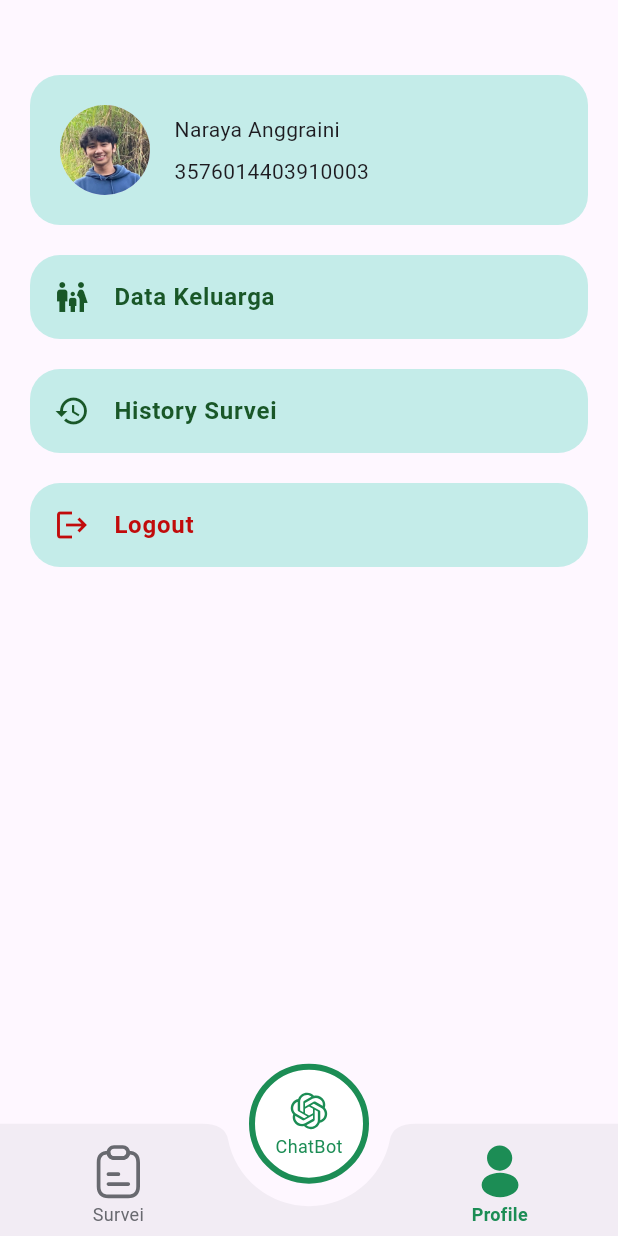
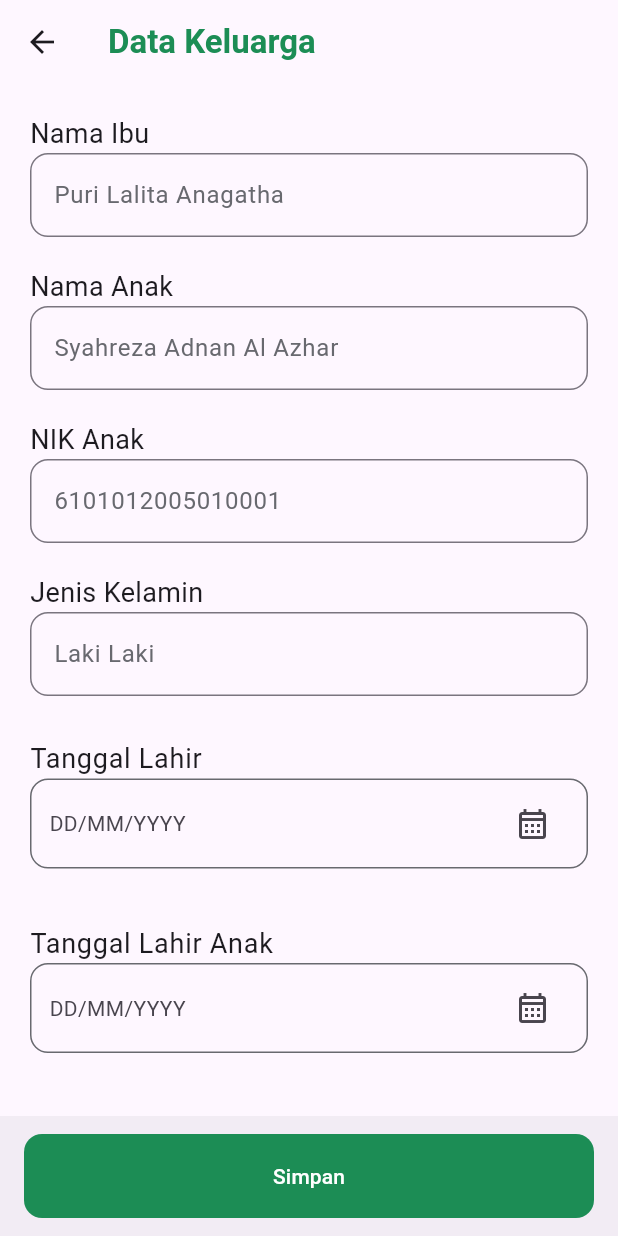
Before and after one commit to GovHackathon/gov_flutter, a Flutter app: the screen it shows after launch, after a tap on "Profile", after a tap on "Data Keluarga", on a phone screen of 412 x 824 dp. Run offline on Flutter 3.47's test engine with Material 3 defaults, Android fonts, the phone set to English and light mode, and no system bars; our stand-ins replace flutter_svg.

Commit message:
feat: family data view

```diff
--- /dev/null
+++ b/lib/core/components/primary_date_picker.dart
@@ -0,0 +1,45 @@
+import 'package:flutter/material.dart';
+
+class PrimaryDatePicker extends StatelessWidget {
+  const PrimaryDatePicker({
+    super.key,
+    required this.title,
+  });
+
+  final String title;
+  @override
+  Widget build(BuildContext context) {
+    return ListTile(
+      contentPadding: EdgeInsets.zero,
+      title: Text(
+        title,
+        style: const TextStyle(fontSize: 18),
+      ),
+      subtitle: Container(
+        width: double.infinity,
+        height: 60,
+        padding: const EdgeInsets.only(left: 12, right: 12),
+        alignment: Alignment.centerLeft,
+        decoration: BoxDecoration(
+          borderRadius: BorderRadius.circular(12),
+          border: Border.all(color: const Color(0xff68696F)),
+        ),
+        child: Row(
+          mainAxisAlignment: MainAxisAlignment.spaceBetween,
+          children: [
+            const Text("DD/MM/YYYY"),
+            IconButton(
+              onPressed: () => showDatePicker(
+                context: context,
+                initialDate: DateTime.now(),
+                firstDate: DateTime(1900),
+                lastDate: DateTime(2025),
+              ),
+              icon: const Icon(Icons.calendar_month_outlined),
+            )
+          ],
+        ),
+      ),
+    );
+  }
+}
--- /dev/null
+++ b/lib/core/components/primary_text_field.dart
@@ -0,0 +1,41 @@
+import 'package:flutter/material.dart';
+
+class PrimaryTextField extends StatelessWidget {
+  const PrimaryTextField({
+    super.key,
+    required this.hintText,
+    required this.title,
+    required this.controller,
+  });
+
+  final String hintText;
+  final String title;
+  final TextEditingController controller;
+
+  @override
+  Widget build(BuildContext context) {
+    return Column(
+      crossAxisAlignment: CrossAxisAlignment.start,
+      children: [
+        Text(
+          title,
+          style: const TextStyle(fontSize: 18),
+        ),
+        TextField(
+          controller: controller,
+          keyboardType: TextInputType.text,
+          decoration: InputDecoration(
+            hintText: hintText,
+            hintStyle: const TextStyle(
+              fontWeight: FontWeight.w400,
+              color: Color(0xff68696F),
+            ),
+            border: OutlineInputBorder(
+              borderRadius: BorderRadius.circular(12),
+            ),
+          ),
+        ),
+      ],
+    );
+  }
+}
--- /dev/null
+++ b/lib/features/family_data/view/family_data_view.dart
@@ -0,0 +1,92 @@
+import 'package:flutter/material.dart';
+import 'package:gov_hackathon/core/components/primary_date_picker.dart';
+import 'package:gov_hackathon/core/components/primary_text_field.dart';
+
+class FamilyDataView extends StatelessWidget {
+  const FamilyDataView({super.key});
+
+  @override
+  Widget build(BuildContext context) {
+    return Scaffold(
+      appBar: AppBar(
+        title: const Text(
+          "Data Keluarga",
+          style: TextStyle(
+            color: Color(0xff1C8D55),
+            fontWeight: FontWeight.bold,
+          ),
+        ),
+      ),
+      body: Container(
+        margin: const EdgeInsets.all(20),
+        child: SingleChildScrollView(
+          scrollDirection: Axis.vertical,
+          child:
+              Column(crossAxisAlignment: CrossAxisAlignment.start, children: [
+            PrimaryTextField(
+              hintText: "Puri Lalita Anagatha",
+              title: "Nama Ibu",
+              controller: TextEditingController(),
+            ),
+            const SizedBox(height: 20),
+            PrimaryTextField(
+              hintText: "Syahreza Adnan Al Azhar",
+              title: "Nama Anak",
+              controller: TextEditingController(),
+            ),
+            const SizedBox(height: 20),
+            PrimaryTextField(
+              hintText: "6101012005010001",
+              title: "NIK Anak",
+              controller: TextEditingController(),
+            ),
+            const SizedBox(height: 20),
+            PrimaryTextField(
+              hintText: "Laki Laki",
+              title: "Jenis Kelamin",
+              controller: TextEditingController(),
+            ),
+            const SizedBox(height: 20),
+            const PrimaryDatePicker(title: "Tanggal Lahir"),
+            const SizedBox(height: 20),
+            const PrimaryDatePicker(title: "Tanggal Lahir Anak"),
+            const SizedBox(height: 20),
+            PrimaryTextField(
+              hintText: "1 Bulan",
+              title: "Usia Anak",
+              controller: TextEditingController(),
+            ),
+            const SizedBox(height: 20),
+            PrimaryTextField(
+              hintText: "1 Bulan",
+              title: "Usia Anak",
+              controller: TextEditingController(),
+            ),
+            const SizedBox(height: 20),
+            PrimaryTextField(
+              controller: TextEditingController(),
+              hintText: "54 cm",
+              title: "Tinggi Badan Anak",
+            )
+          ]),
+        ),
+      ),
+      bottomNavigationBar: BottomAppBar(
+        child: ElevatedButton(
+          style: ButtonStyle(
+            elevation: const WidgetStatePropertyAll(0),
+            foregroundColor: const WidgetStatePropertyAll(Colors.white),
+            backgroundColor: const WidgetStatePropertyAll(Color(0xff1C8D55)),
+            shape: WidgetStatePropertyAll(
+              RoundedRectangleBorder(
+                borderRadius: BorderRadius.circular(12),
+              ),
+            ),
+          ),
+          onPressed: () => Navigator.pop(context),
+          child: const Text("Simpan"),
+        ),
+      ),
+    );
+  }
+}
--- a/lib/features/profile/view/profile_view.dart
+++ b/lib/features/profile/view/profile_view.dart
@@ -55,7 +55,7 @@ class ProfileView extends StatelessWidget {
                 Icons.family_restroom,
                 color: Color(0xff195728),
               ),
-              onTap: () {},
+              onTap: () => Navigator.pushNamed(context, '/family_data'),
             ),
             const SizedBox(height: 20),
             ListTile(
--- a/lib/main.dart
+++ b/lib/main.dart
@@ -1,5 +1,7 @@
 import 'package:flutter/material.dart';
 import 'package:gov_hackathon/features/botnav/view/bottom_navigation.dart';
+
+import 'features/family_data/view/family_data_view.dart';
 
 void main() {
   runApp(const MyApp());
@@ -13,6 +15,11 @@ class MyApp extends StatelessWidget {
   Widget build(BuildContext context) {
     return MaterialApp(
       title: 'Flutter Demo',
+      initialRoute: '/',
+      routes: {
+        '/': (context) => const BottomNavigation(),
+        '/family_data': (context) => const FamilyDataView(),
+      },
       theme: ThemeData(
         // This is the theme of your application.
         //
@@ -32,7 +39,6 @@ class MyApp extends StatelessWidget {
         colorScheme: ColorScheme.fromSeed(seedColor: Colors.deepPurple),
         useMaterial3: true,
       ),
-      home: const BottomNavigation(),
     );
   }
 }
```
